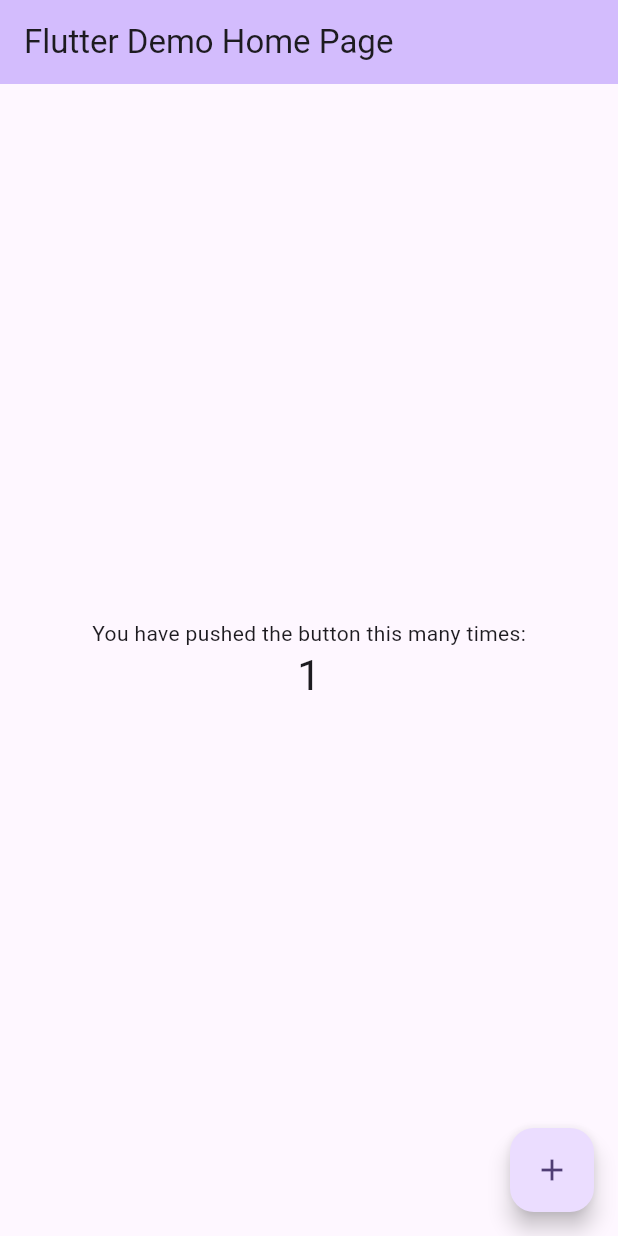
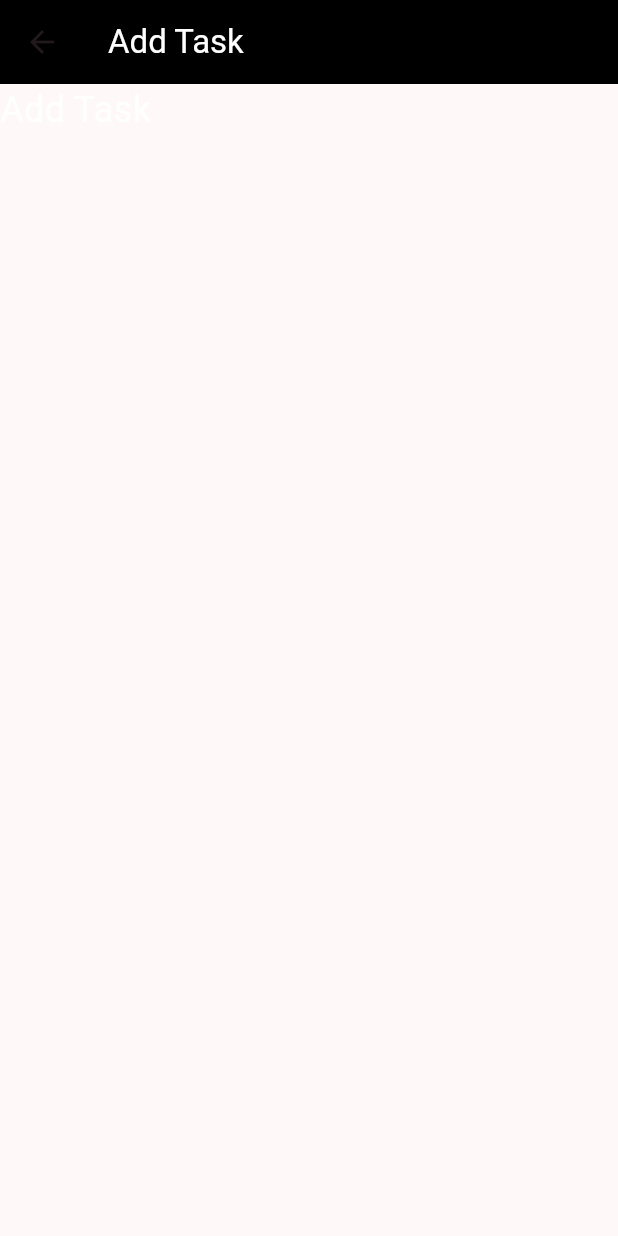
Before and after one commit to Layanga-Rajapakshe/TaskBuddy, a Flutter app: the screen it shows after launch, after a tap on the "add" icon, on a phone screen of 412 x 824 dp. Run offline on Flutter 3.47's test engine with Material 3 defaults, Android fonts, the phone set to English and light mode, and no system bars.

Commit message:
home title, add task button, add task page created

```diff
--- /dev/null
+++ b/taskbuddy/lib/addTask.dart
@@ -0,0 +1,34 @@
+import 'package:flutter/material.dart';
+
+class AddTask extends StatefulWidget {
+  const AddTask({super.key});
+
+  @override
+  State<AddTask> createState() => _AddTaskState();
+}
+
+class _AddTaskState extends State<AddTask> {
+  @override
+  Widget build(BuildContext context) {
+    return Scaffold(
+      appBar: AppBar(
+        title: Text(
+          "Add Task",
+          style: TextStyle(
+            color: Colors.white,
+          ),
+        ),
+        backgroundColor: Colors.black,
+      ),
+      body: Container(
+        child: const Text(
+          "Add Task",
+          style: TextStyle(
+            color: Colors.white,
+            fontSize: 24,
+          ),
+        ),
+      ),
+    );
+  }
+}
--- a/taskbuddy/lib/main.dart
+++ b/taskbuddy/lib/main.dart
@@ -1,4 +1,5 @@
 import 'package:flutter/material.dart';
+import 'package:taskbuddy/addTask.dart';
 
 void main() {
   runApp(const MyApp());
@@ -11,7 +12,7 @@
   @override
   Widget build(BuildContext context) {
     return MaterialApp(
-      title: 'Flutter Demo',
+      title: 'Task Buddy',
       theme: ThemeData(
         // This is the theme of your application.
         //
@@ -28,10 +29,10 @@
         //
         // This works for code too, not just values: Most code changes can be
         // tested with just a hot reload.
-        colorScheme: ColorScheme.fromSeed(seedColor: Colors.deepPurple),
+        colorScheme: ColorScheme.fromSeed(seedColor: Colors.black),
         useMaterial3: true,
       ),
-      home: const MyHomePage(title: 'Flutter Demo Home Page'),
+      home: const MyHomePage(title: "Task Buddy"),
     );
   }
 }
@@ -55,71 +56,52 @@
 }
 
 class _MyHomePageState extends State<MyHomePage> {
-  int _counter = 0;
-
-  void _incrementCounter() {
-    setState(() {
-      // This call to setState tells the Flutter framework that something has
-      // changed in this State, which causes it to rerun the build method below
-      // so that the display can reflect the updated values. If we changed
-      // _counter without calling setState(), then the build method would not be
-      // called again, and so nothing would appear to happen.
-      _counter++;
-    });
-  }
 
   @override
   Widget build(BuildContext context) {
-    // This method is rerun every time setState is called, for instance as done
-    // by the _incrementCounter method above.
-    //
-    // The Flutter framework has been optimized to make rerunning build methods
-    // fast, so that you can just rebuild anything that needs updating rather
-    // than having to individually change instances of widgets.
+
+    double screenHeight = MediaQuery. of(context). size. height;
+    double screenWidth = MediaQuery. of(context). size. width;
+
     return Scaffold(
-      appBar: AppBar(
-        // TRY THIS: Try changing the color here to a specific color (to
-        // Colors.amber, perhaps?) and trigger a hot reload to see the AppBar
-        // change color while the other colors stay the same.
-        backgroundColor: Theme.of(context).colorScheme.inversePrimary,
-        // Here we take the value from the MyHomePage object that was created by
-        // the App.build method, and use it to set our appbar title.
-        title: Text(widget.title),
-      ),
-      body: Center(
-        // Center is a layout widget. It takes a single child and positions it
-        // in the middle of the parent.
-        child: Column(
-          // Column is also a layout widget. It takes a list of children and
-          // arranges them vertically. By default, it sizes itself to fit its
-          // children horizontally, and tries to be as tall as its parent.
-          //
-          // Column has various properties to control how it sizes itself and
-          // how it positions its children. Here we use mainAxisAlignment to
-          // center the children vertically; the main axis here is the vertical
-          // axis because Columns are vertical (the cross axis would be
-          // horizontal).
-          //
-          // TRY THIS: Invoke "debug painting" (choose the "Toggle Debug Paint"
-          // action in the IDE, or press "p" in the console), to see the
-          // wireframe for each widget.
-          mainAxisAlignment: MainAxisAlignment.center,
-          children: <Widget>[
-            const Text(
-              'You have pushed the button this many times:',
-            ),
-            Text(
-              '$_counter',
-              style: Theme.of(context).textTheme.headlineMedium,
-            ),
-          ],
+      body: Container(
+        color: Colors.black,
+        child: Padding(
+          padding: const EdgeInsets.all(16.0),
+          child: Row(
+            children: [
+              SizedBox(
+                height: screenHeight * 0.2,
+              ),
+                Flexible(
+                child: Text(
+                  "Task Buddy",
+                  style: TextStyle(
+                    color: Colors.white,
+                    fontSize: screenWidth * 0.2,
+                  ),
+                  softWrap: true,
+                ),
+              ),
+              SizedBox(
+                height: screenHeight * 0.2,
+              ),
+            ],
+          ),
         ),
       ),
-      floatingActionButton: FloatingActionButton(
-        onPressed: _incrementCounter,
-        tooltip: 'Increment',
-        child: const Icon(Icons.add),
-      ), // This trailing comma makes auto-formatting nicer for build methods.
+      floatingActionButton: FloatingActionButton.large(
+        onPressed: (){
+          Navigator.push(context, MaterialPageRoute(builder: (context) => const AddTask()));
+        },
+        backgroundColor: Colors.black,
+        shape: const CircleBorder(),
+        child: const Icon(
+          Icons.add,
+          color:  Colors.white,
+        ),
+      ),
+      floatingActionButtonLocation: FloatingActionButtonLocation.centerFloat,
     );
   }
 }
--- /dev/null
+++ b/taskbuddy/lib/task.dart
@@ -0,0 +1,10 @@
+import 'package:flutter/material.dart';
+
+class Task extends StatelessWidget {
+  const Task({super.key});
+
+  @override
+  Widget build(BuildContext context) {
+    return const Placeholder();
+  }
+}
```
